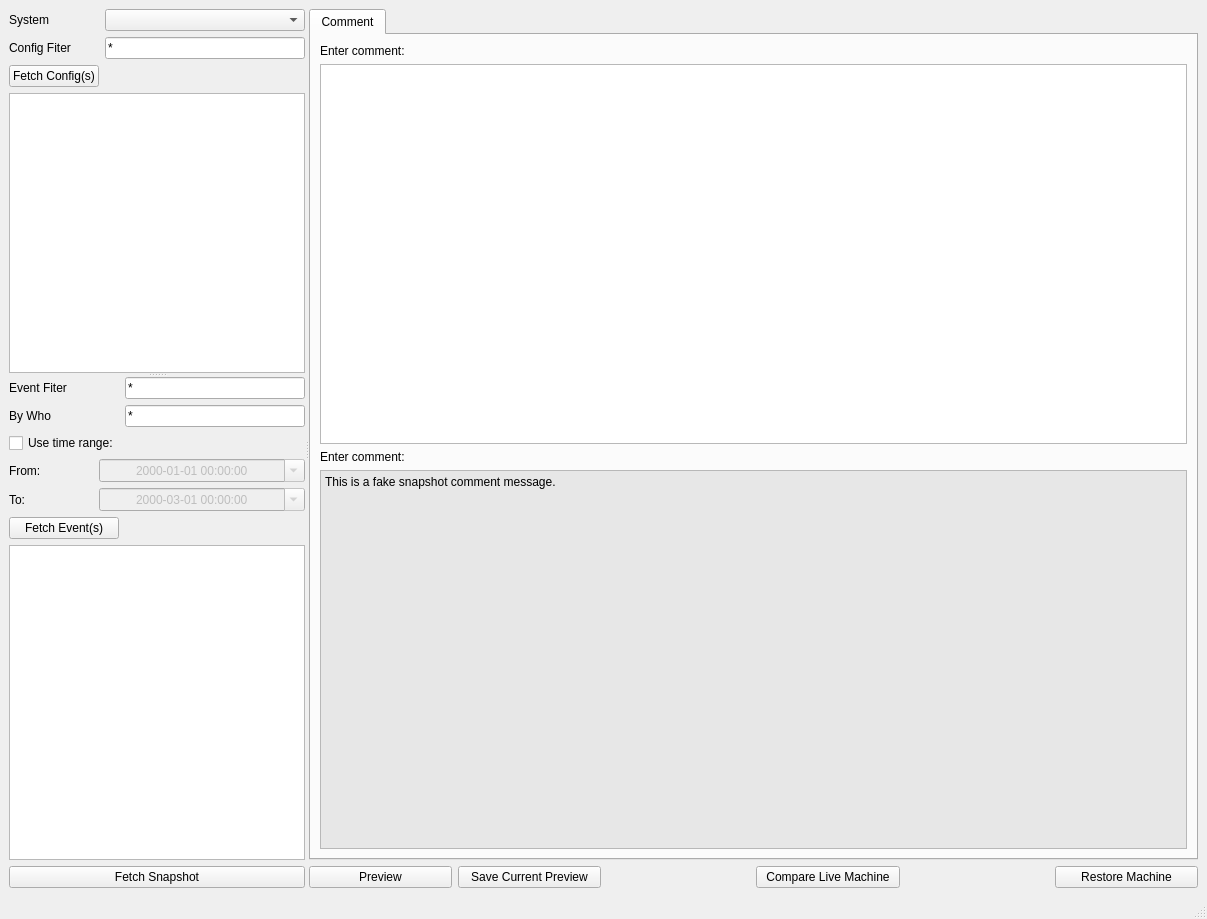
The window that python/src/client/ui/ui_masar.ui (epics-base/masarService) describes before a commit, drawn with Qt 5.
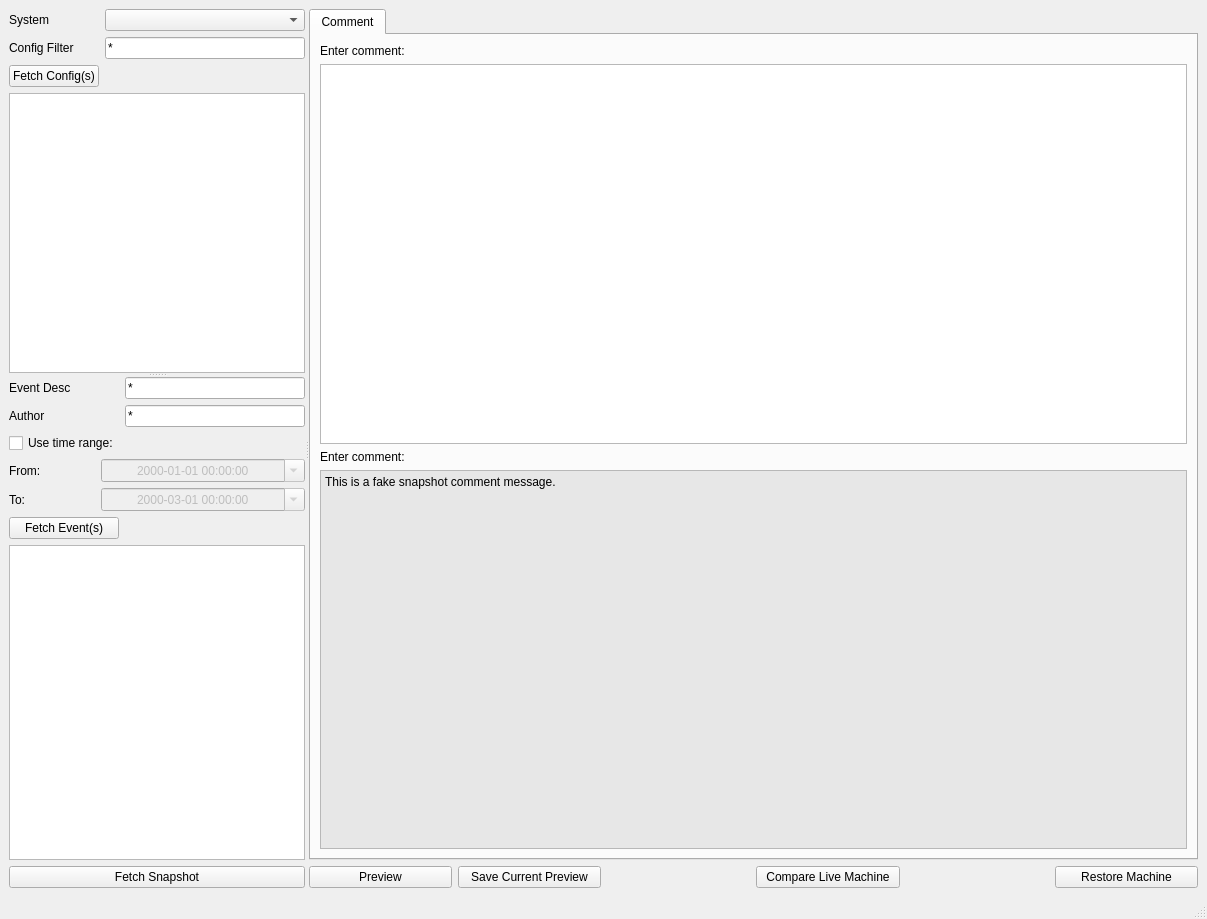
The same window after the commit.

Commit message: improve GUI according user's suggestion.

The edit to the form file:
```diff
--- a/python/src/client/ui/ui_masar.ui
+++ b/python/src/client/ui/ui_masar.ui
@@ -51,7 +51,7 @@
            <item row="1" column="0">
             <widget class="QLabel" name="configFilterLabel">
              <property name="text">
-              <string>Config Fiter</string>
+              <string>Config Filter</string>
              </property>
             </widget>
            </item>
@@ -183,14 +183,14 @@
            <item row="0" column="0">
             <widget class="QLabel" name="eventFilterLabel">
              <property name="text">
-              <string>Event Fiter</string>
+              <string>Event Desc</string>
              </property>
             </widget>
            </item>
            <item row="1" column="0">
             <widget class="QLabel" name="ByWho">
              <property name="text">
-              <string>By Who</string>
+              <string>Author</string>
              </property>
             </widget>
            </item>
```
The commit also changes 2 other files.
